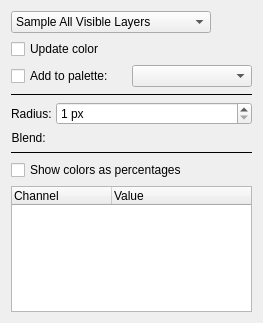
First picture: the form in plugins/tools/basictools/wdgcolorsampler.ui, repository KDE/krita, before the edit.
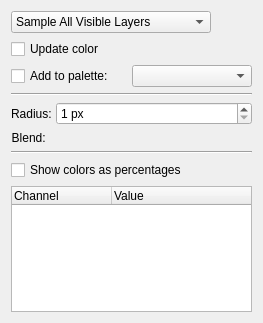
Second picture: the form after the edit. Custom widgets are drawn as their Qt base class.

Commit message:
Change separator style to sunken in tool options
Previously we had changed the Hline to sunken style to match other lines
in the UI, but somehow these were missed. So this changes the remaining
Line separators to Sunken style in the tool options.

The edit to the form file:
```diff
--- a/plugins/tools/basictools/wdgcolorsampler.ui
+++ b/plugins/tools/basictools/wdgcolorsampler.ui
@@ -131,7 +131,7 @@
    <item column="0" row="7">
     <widget class="Line" name="line2">
      <property name="frameShadow">
-      <enum>QFrame::Plain</enum>
+      <enum>QFrame::Sunken</enum>
      </property>
      <property name="lineWidth">
       <number>1</number>
@@ -244,7 +244,7 @@
    <item column="0" row="4">
     <widget class="Line" name="line1">
      <property name="frameShadow">
-      <enum>QFrame::Plain</enum>
+      <enum>QFrame::Sunken</enum>
      </property>
      <property name="lineWidth">
       <number>1</number>
```
Left out of the diff: 20 changed lines with no effect on the pictures. The commit also changes 1 other file.
